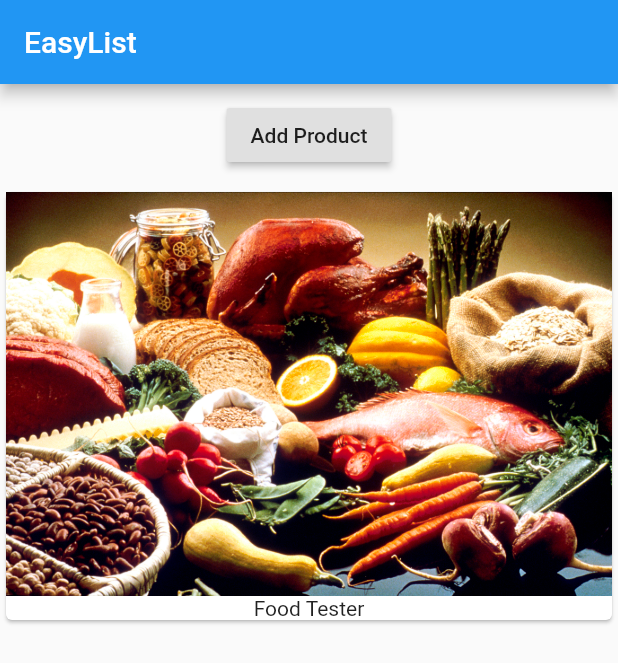
After one commit to KellyMBentes/SafariFlutterCourse, a Flutter app: the screen it shows after launch, on a phone screen of 412 x 824 dp. The commit adds this screen. Shown: the top 663 px of the screen. Run offline on Flutter 3.47's test engine with Material 2 defaults, Android fonts, the phone set to English and light mode, and no system bars.

Commit message:
Chapter 2 - Creating the Product Manager Widget (organizing code)

```diff
--- a/first_app/lib/main.dart
+++ b/first_app/lib/main.dart
@@ -1,17 +1,10 @@
 import 'package:flutter/material.dart';
+
+import './product_manager.dart';
 
 void main() => runApp(MyApp());
 
-class MyApp extends StatefulWidget {
-  @override
-  State<StatefulWidget> createState() {
-    return _MyAppState();
-  }
-}
-
-class _MyAppState extends State<MyApp> {
-  List<String> _products = ["Food Tester"];
-
+class MyApp extends StatelessWidget {
   @override
   Widget build(BuildContext context) {
     return MaterialApp(
@@ -19,31 +12,7 @@ class _MyAppState extends State<MyApp> {
         appBar: AppBar(
           title: Text("EasyList"),
         ),
-        body: Column(
-          children: [
-            Container(
-              margin: EdgeInsets.all(10.0),
-              child: RaisedButton(
-                onPressed: () {
-                  setState(() {
-                    _products.add("Advanced Food Tester");
-                  });
-                },
-                child: Text("Add Product"),
-              ),
-            ),
-            Column(
-              children: _products
-                  .map((element) => Card(
-                        child: Column(children: <Widget>[
-                          Image.asset("assets/food.jpg"),
-                          Text(element)
-                        ]),
-                      ))
-                  .toList(),
-            ),
-          ],
-        ),
+        body: ProductManager(),
       ),
     );
   }
--- /dev/null
+++ b/first_app/lib/product_manager.dart
@@ -0,0 +1,32 @@
+import 'package:flutter/material.dart';
+
+import './products.dart';
+
+class ProductManager extends StatefulWidget {
+  @override
+  State<StatefulWidget> createState() {
+    return _ProductManagerState();
+  }
+}
+
+class _ProductManagerState extends State<ProductManager> {
+  List<String> _products = ["Food Tester"];
+
+  @override
+  Widget build(BuildContext context) {
+    return Column(children: [
+      Container(
+        margin: EdgeInsets.all(10.0),
+        child: RaisedButton(
+          onPressed: () {
+            setState(() {
+              _products.add("Advanced Food Tester");
+            });
+          },
+          child: Text("Add Product"),
+        ),
+      ),
+      Products(_products)
+    ]);
+  }
+}
--- /dev/null
+++ b/first_app/lib/products.dart
@@ -0,0 +1,22 @@
+import 'package:flutter/material.dart';
+
+class Products extends StatelessWidget {
+  final List<String> products;
+
+  Products (this.products);
+
+  @override
+  Widget build(BuildContext context) {
+
+    return Column(
+      children: products
+          .map((element) => Card(
+                child: Column(children: <Widget>[
+                  Image.asset("assets/food.jpg"),
+                  Text(element)
+                ]),
+              ))
+          .toList(),
+    );
+  }
+}
```
